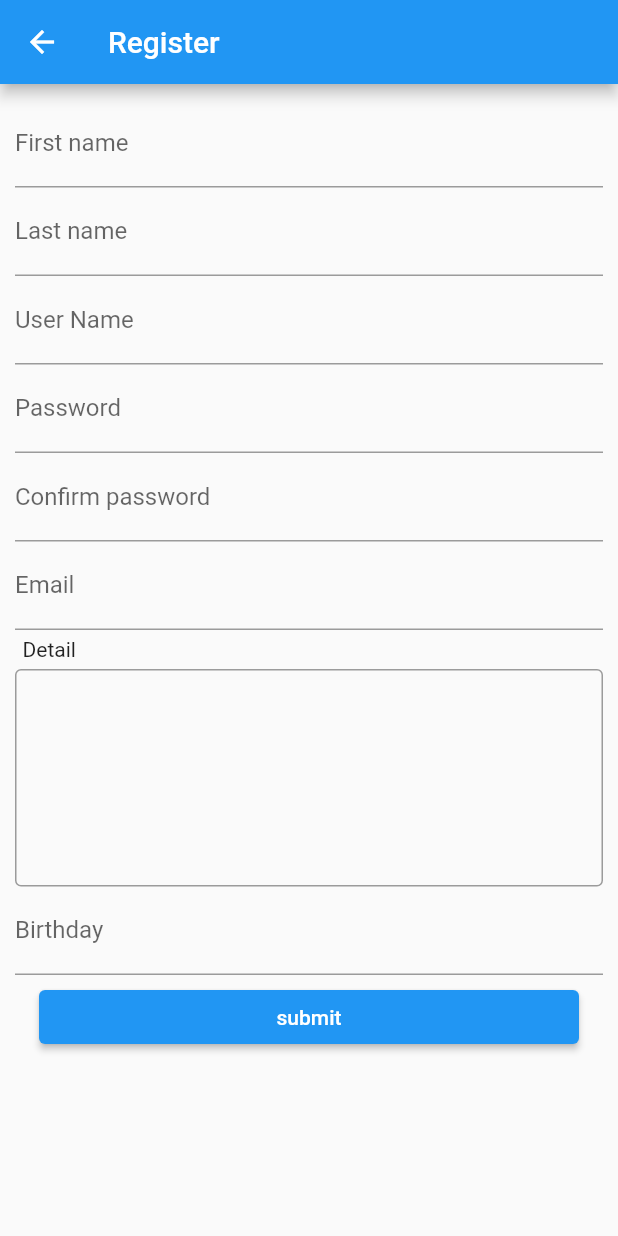
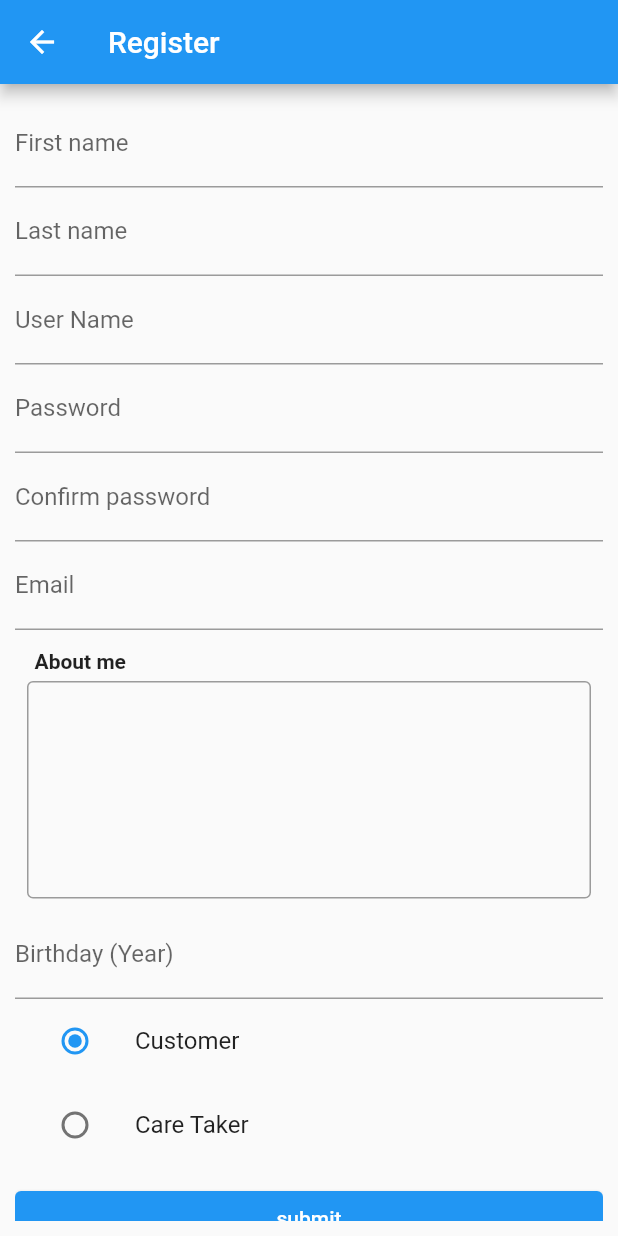
Before and after one commit to build-smile/TakeAMA, a Flutter app: the RegisterPage screen opened by its route, on a phone screen of 412 x 824 dp. Run offline on Flutter 3.47's test engine with Material 2 defaults, Android fonts, the phone set to English and light mode, and no system bars; our stand-ins replace card_swiper.

Commit message:
func login and register

```diff
--- a/lib/main.dart
+++ b/lib/main.dart
@@ -19,6 +19,7 @@ class MyApp extends StatelessWidget {
         "/register": (context) => RegisterPage(),
         "/caretaker": (context) => CaretakerCardPage(),
         "/caretakerDetail": (context) => CaretakerDetailPage(),
+        "/client-home": (context) => ClientHome()
       },
       home: LoginPage(),
     );
--- a/lib/pages/register.dart
+++ b/lib/pages/register.dart
@@ -1,6 +1,8 @@
 import 'package:flutter/material.dart';
 import 'package:take_ama/models/User.dart';
 
+import '../services/UserAPI.dart';
+import '../utils/SnackBarHelper.dart';
 import '../utils/validatefield.dart';
 
 class RegisterPage extends StatefulWidget {
@@ -18,8 +20,8 @@ class _RegisterPageState extends State<RegisterPage> {
   String labelPassword = "Password";
   String labelConfirmPassword = "Confirm password";
   String labelEmail = "Email";
-  String labelDetail = "Detail";
-  String labelBirthday = "Birthday";
+  String labelDetail = "About me";
+  String labelBirthday = "Birthday (Year)";
 
   var _keyform = GlobalKey<FormState>();
   @override
@@ -65,9 +67,10 @@ class _RegisterPageState extends State<RegisterPage> {
                 ),
               ),
               TextFormField(
+                obscureText: true,
                 validator: ValidateField.validateString,
                 onSaved: (String? value) {
-                  user.firstName = value!;
+                  user.password = value!;
                 },
                 decoration: InputDecoration(
                   labelText: labelPassword,
@@ -75,10 +78,8 @@ class _RegisterPageState extends State<RegisterPage> {
                 ),
               ),
               TextFormField(
+                obscureText: true,
                 validator: ValidateField.validateString,
-                onSaved: (String? value) {
-                  user.firstName = value!;
-                },
                 decoration: InputDecoration(
                   labelText: labelConfirmPassword,
                   hintText: labelConfirmPassword,
@@ -87,7 +88,7 @@ class _RegisterPageState extends State<RegisterPage> {
               TextFormField(
                 validator: ValidateField.validateString,
                 onSaved: (String? value) {
-                  user.firstName = value!;
+                  user.email = value!;
                 },
                 decoration: InputDecoration(
                   labelText: labelEmail,
@@ -96,20 +97,23 @@ class _RegisterPageState extends State<RegisterPage> {
               ),
               Memo(labelDetail: labelDetail, user: user),
               TextFormField(
+                keyboardType: TextInputType.number,
                 validator: ValidateField.validateYear,
                 onSaved: (String? value) {
-                  user.firstName = value!;
+                  user.birthDay = int.parse(value!);
                 },
                 decoration: InputDecoration(
                   labelText: labelBirthday,
                   hintText: labelBirthday,
                 ),
               ),
-              ListTile(
-                title: ElevatedButton(
+              RadioUserType(submit: onChangeTypeUser),
+              SizedBox(
+                height: 10,
+              ),
+              ElevatedButton(
                 onPressed: _register,
                 child: Text('submit'),
-                ),
               )
             ],
           ),
@@ -118,8 +122,17 @@ class _RegisterPageState extends State<RegisterPage> {
     );
   }
 
-  _register() {
-    if (_keyform.currentState!.validate()) {}
+  onChangeTypeUser(int v) {
+    user.userType = v;
+  }
+
+  _register() async {
+    if (_keyform.currentState!.validate()) {
+      _keyform.currentState!.save();
+      String res = await UserAPI.register(user);
+      Alert.show(context: context, msg: res);
+      Navigator.pop(context);
+    }
   }
 }
 
@@ -135,18 +148,25 @@ class Memo extends StatelessWidget {
 
   @override
   Widget build(BuildContext context) {
-    return Column(
+    return Container(
+      margin: EdgeInsets.all(8),
+      child: Column(
         crossAxisAlignment: CrossAxisAlignment.start,
         children: [
           Container(
             margin: EdgeInsets.all(5),
-          child: Text(labelDetail),
+            child: Text(
+              labelDetail,
+              style: TextStyle(
+                fontWeight: FontWeight.bold,
+              ),
+            ),
           ),
           TextFormField(
             maxLines: 5,
             validator: ValidateField.validateString,
             onSaved: (String? value) {
-            user.firstName = value!;
+              user.detail = value!;
             },
             decoration: InputDecoration(
               border: OutlineInputBorder(),
@@ -155,6 +175,55 @@ class Memo extends StatelessWidget {
             ),
           ),
         ],
+      ),
     );
   }
 }
+
+enum SingingCharacter { customer, careTaker }
+
+class RadioUserType extends StatefulWidget {
+  final Function submit;
+  const RadioUserType({super.key, required this.submit});
+
+  @override
+  State<RadioUserType> createState() => _RadioUserTypeState();
+}
+
+class _RadioUserTypeState extends State<RadioUserType> {
+  SingingCharacter? _character = SingingCharacter.customer;
+
+  @override
+  Widget build(BuildContext context) {
+    return Column(
+      children: <Widget>[
+        ListTile(
+          title: const Text('Customer'),
+          leading: Radio<SingingCharacter>(
+            value: SingingCharacter.customer,
+            groupValue: _character,
+            onChanged: (SingingCharacter? value) {
+              setState(() {
+                _character = value;
+                widget.submit(1);
+              });
+            },
+          ),
+        ),
+        ListTile(
+          title: const Text('Care Taker'),
+          leading: Radio<SingingCharacter>(
+            value: SingingCharacter.careTaker,
+            groupValue: _character,
+            onChanged: (SingingCharacter? value) {
+              setState(() {
+                widget.submit(2);
+                _character = value;
+              });
+            },
+          ),
+        ),
+      ],
+    );
+  }
+}
```
Also changed, not shown: lib/models/UserLogin.dart (added, +73 -0 lines), lib/pages/login.dart (+25 -8 lines), lib/services/UserAPI.dart (+29 -5 lines), lib/utils/SnackBarHelper.dart (added, +10 -0 lines). Lines whose indentation alone changed are shown as unchanged.
